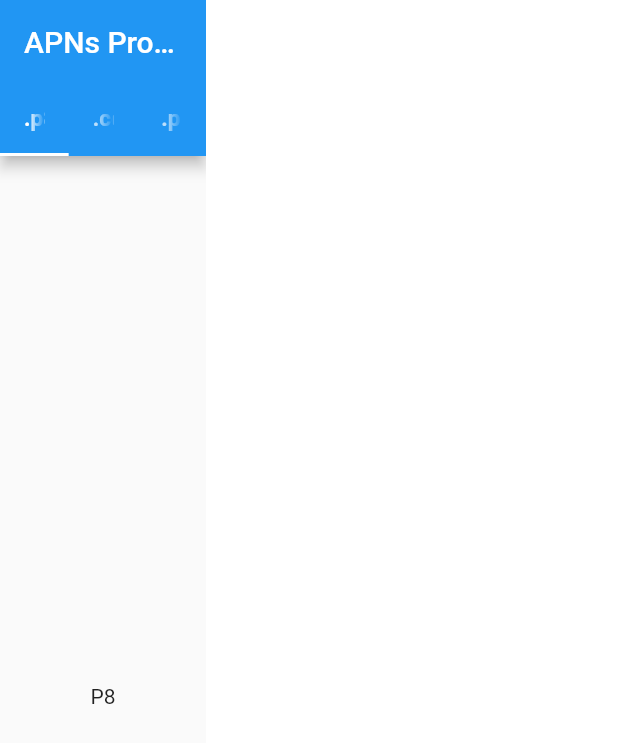
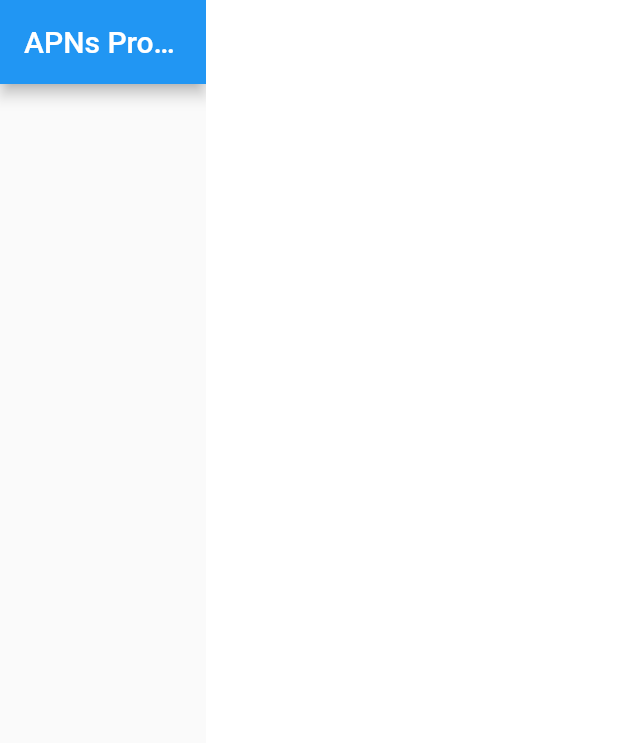
Before and after one commit to Arror/APNs, a Flutter app: the screen it shows after launch, on a phone screen of 412 x 824 dp. Shown: the top 743 px of the screen. Run offline on Flutter 3.47's test engine with Material 2 defaults, Android fonts, the phone set to English and light mode, and no system bars.

```diff
--- a/flutter/apns/lib/app/master.dart
+++ b/flutter/apns/lib/app/master.dart
@@ -7,28 +7,15 @@ class Master extends StatefulWidget {
   _MasterState createState() => _MasterState();
 }
 
-enum Certificate {
-  p8,
-  cer,
-  p12
-}
-
 class _MasterState extends State<Master> with SingleTickerProviderStateMixin {
-
-  TabController _controller;
 
   @override
   void initState() {
     super.initState();
-    this._controller = TabController(
-      length: Certificate.values.length,
-      vsync: this
-    );
   }
 
   @override
   void dispose() {
-    this._controller.dispose();
     super.dispose();
   }
 
@@ -36,43 +23,9 @@ class _MasterState extends State<Master> with SingleTickerProviderStateMixin {
   Widget build(BuildContext context) {
     return Scaffold(
       appBar: AppBar(
-        title: Text('APNs Provider'),
-        bottom: TabBar(
-          tabs: Certificate.values.map((Certificate cert) {
-            switch (cert) {
-              case Certificate.p8:
-                return Tab(text: '.p8');
-              case Certificate.cer:
-                return Tab(text: '.cer');
-              case Certificate.p12:
-                return Tab(text: '.p12');
-            }
-          }).toList(),
-          controller: this._controller,
-          labelStyle: TextStyle(
-            fontSize: 15.0,
-            fontWeight: FontWeight.bold
-          ),
-        ),
+        title: Text('APNs Provider')
       ),
-      body: TabBarView(
-        controller: this._controller,
-        children: Certificate.values.map((Certificate cert) {
-          switch (cert) {
-            case Certificate.p8:
-              return Center(
-                child: Text('P8')
-              );
-            case Certificate.cer:
-              return Center(
-                child: Text('Cer')
-              );
-            case Certificate.p12:
-              return Center(
-                child: Text('P12')
-              );
-          }
-        }).toList()
+      body: Container(
       )
     );
   }
```
Also changed, not shown: 3 other files.
